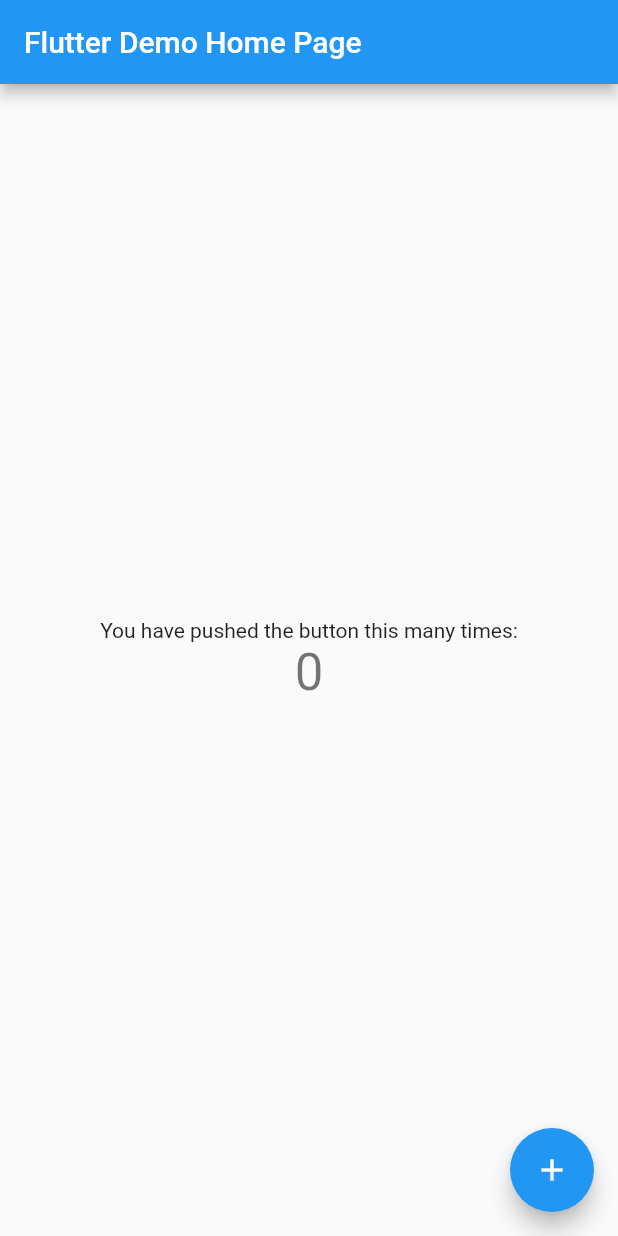
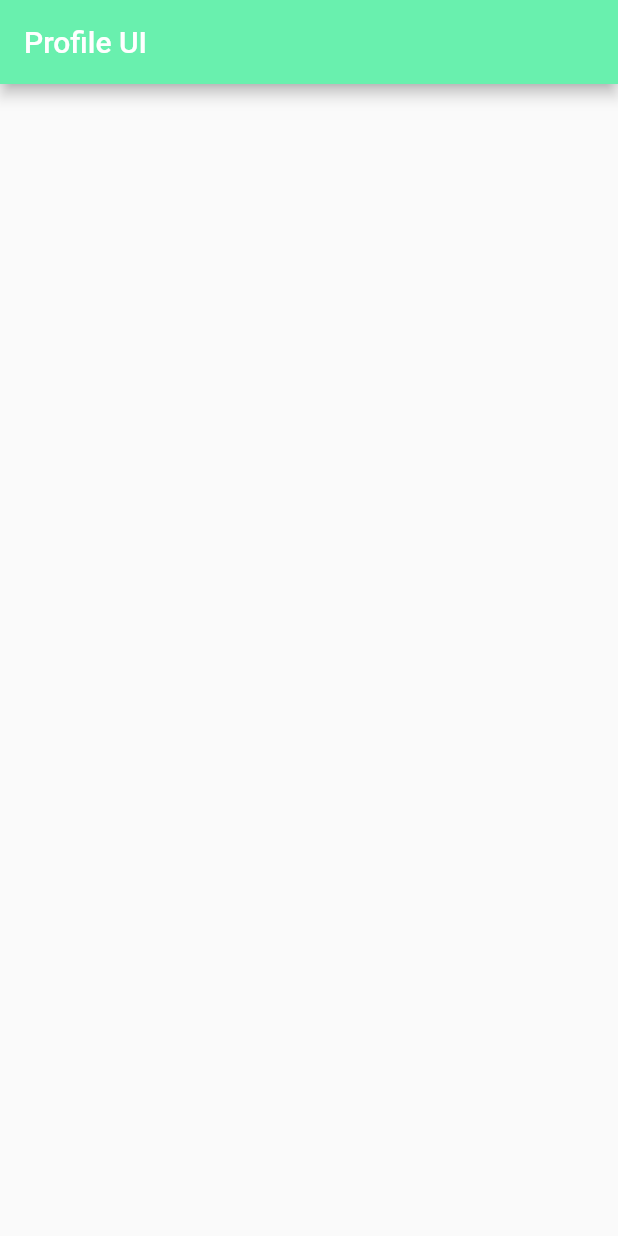
Before and after one commit to Sidkjr/FlutterProjects, a Flutter app: the screen it shows after launch, on a phone screen of 412 x 824 dp. Run offline on Flutter 3.47's test engine with Material 2 defaults, Android fonts, the light colour scheme and no system bars.

Commit message:
Created a Scaffold, AppBar and a Theme assigned to the app

```diff
--- /dev/null
+++ b/profile_ui_application/lib/app.dart
@@ -0,0 +1,16 @@
+import 'package:flutter/material.dart';
+
+class App extends StatelessWidget {
+  @override
+  Widget build(BuildContext context) {
+    return MaterialApp(
+      theme:
+          ThemeData(appBarTheme: const AppBarTheme(color: Colors.greenAccent)),
+      home: Scaffold(
+        appBar: AppBar(
+          title: const Text("Profile UI"),
+        ),
+      ),
+    );
+  }
+}
--- a/profile_ui_application/lib/main.dart
+++ b/profile_ui_application/lib/main.dart
@@ -1,115 +1,8 @@
 import 'package:flutter/material.dart';
+import 'app.dart';
 
-void main() {
-  runApp(const MyApp());
+main() {
+  runApp(
+    App(),
+  );
 }
-
-class MyApp extends StatelessWidget {
-  const MyApp({super.key});
-
-  // This widget is the root of your application.
-  @override
-  Widget build(BuildContext context) {
-    return MaterialApp(
-      title: 'Flutter Demo',
-      theme: ThemeData(
-        // This is the theme of your application.
-        //
-        // Try running your application with "flutter run". You'll see the
-        // application has a blue toolbar. Then, without quitting the app, try
-        // changing the primarySwatch below to Colors.green and then invoke
-        // "hot reload" (press "r" in the console where you ran "flutter run",
-        // or simply save your changes to "hot reload" in a Flutter IDE).
-        // Notice that the counter didn't reset back to zero; the application
-        // is not restarted.
-        primarySwatch: Colors.blue,
-      ),
-      home: const MyHomePage(title: 'Flutter Demo Home Page'),
-    );
-  }
-}
-
-class MyHomePage extends StatefulWidget {
-  const MyHomePage({super.key, required this.title});
-
-  // This widget is the home page of your application. It is stateful, meaning
-  // that it has a State object (defined below) that contains fields that affect
-  // how it looks.
-
-  // This class is the configuration for the state. It holds the values (in this
-  // case the title) provided by the parent (in this case the App widget) and
-  // used by the build method of the State. Fields in a Widget subclass are
-  // always marked "final".
-
-  final String title;
-
-  @override
-  State<MyHomePage> createState() => _MyHomePageState();
-}
-
-class _MyHomePageState extends State<MyHomePage> {
-  int _counter = 0;
-
-  void _incrementCounter() {
-    setState(() {
-      // This call to setState tells the Flutter framework that something has
-      // changed in this State, which causes it to rerun the build method below
-      // so that the display can reflect the updated values. If we changed
-      // _counter without calling setState(), then the build method would not be
-      // called again, and so nothing would appear to happen.
-      _counter++;
-    });
-  }
-
-  @override
-  Widget build(BuildContext context) {
-    // This method is rerun every time setState is called, for instance as done
-    // by the _incrementCounter method above.
-    //
-    // The Flutter framework has been optimized to make rerunning build methods
-    // fast, so that you can just rebuild anything that needs updating rather
-    // than having to individually change instances of widgets.
-    return Scaffold(
-      appBar: AppBar(
-        // Here we take the value from the MyHomePage object that was created by
-        // the App.build method, and use it to set our appbar title.
-        title: Text(widget.title),
-      ),
-      body: Center(
-        // Center is a layout widget. It takes a single child and positions it
-        // in the middle of the parent.
-        child: Column(
-          // Column is also a layout widget. It takes a list of children and
-          // arranges them vertically. By default, it sizes itself to fit its
-          // children horizontally, and tries to be as tall as its parent.
-          //
-          // Invoke "debug painting" (press "p" in the console, choose the
-          // "Toggle Debug Paint" action from the Flutter Inspector in Android
-          // Studio, or the "Toggle Debug Paint" command in Visual Studio Code)
-          // to see the wireframe for each widget.
-          //
-          // Column has various properties to control how it sizes itself and
-          // how it positions its children. Here we use mainAxisAlignment to
-          // center the children vertically; the main axis here is the vertical
-          // axis because Columns are vertical (the cross axis would be
-          // horizontal).
-          mainAxisAlignment: MainAxisAlignment.center,
-          children: <Widget>[
-            const Text(
-              'You have pushed the button this many times:',
-            ),
-            Text(
-              '$_counter',
-              style: Theme.of(context).textTheme.headlineMedium,
-            ),
-          ],
-        ),
-      ),
-      floatingActionButton: FloatingActionButton(
-        onPressed: _incrementCounter,
-        tooltip: 'Increment',
-        child: const Icon(Icons.add),
-      ), // This trailing comma makes auto-formatting nicer for build methods.
-    );
-  }
-}
```
Also changed, not shown: 2 other files.
